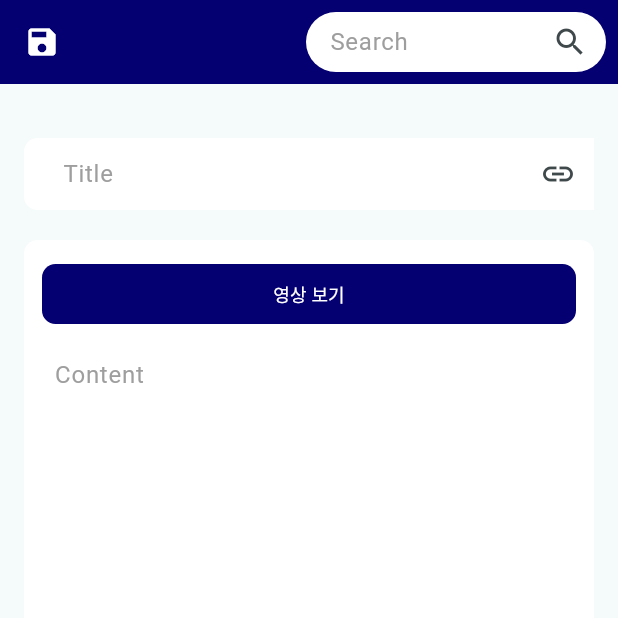
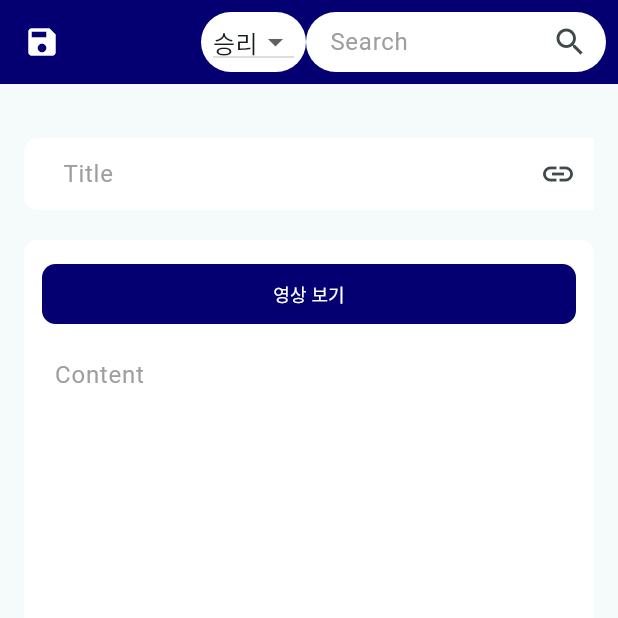
Before and after one commit to KSJ-0/playbook, a Flutter app: the DiaryPage screen opened by its route, on a phone screen of 412 x 824 dp, the top half of it. Run offline on Flutter 3.47's test engine with Material 3 defaults, Android fonts, the phone set to English and light mode, and no system bars; our stand-ins replace cloud_firestore, firebase_core; accounts and stored records are empty; generated files the repository leaves out were written again.

Commit message:
feat/경기 결과 선택 드롭다운버튼

```diff
--- a/lib/diary.dart
+++ b/lib/diary.dart
@@ -18,12 +18,16 @@ class _MyDiaryPageState extends State<DiaryPage> {
   final TextEditingController _contentController = TextEditingController();
   final TextEditingController _linkController = TextEditingController();
 
+  final _results = ['승리', '패배'];
   String docId = '';
   String link = '';
+  String? _result; //경기 결과 저장
+
 
   void initState() {
     super.initState();
     setState(() {
+      _result = '승리';
     });
   }
 
@@ -34,6 +38,7 @@ class _MyDiaryPageState extends State<DiaryPage> {
         'content': _contentController.text,
         'createdAt': FieldValue.serverTimestamp(),
         'link': link,
+        'result': _result,
       });
       docId = doc.id;
     } catch(e) {
@@ -66,7 +71,33 @@ class _MyDiaryPageState extends State<DiaryPage> {
           Padding(
           padding: const EdgeInsets.symmetric(horizontal: 8.0, vertical:8.0),
           child:
-            Container( //검색 창 컨테이너
+            Row(
+              children: [
+                 Container( //검색 창 컨테이너
+                 padding: EdgeInsets.symmetric(vertical: 2.0, horizontal: 8.0),
+              width: 70,
+              decoration: BoxDecoration(
+                borderRadius: BorderRadius.circular(20.0),
+                color: Colors.white,
+              ),
+              child :
+                DropdownButton( //팀 선택 버튼
+                  dropdownColor: Colors.white,
+                  value: _result,
+                  items: _results.map((e) => DropdownMenuItem(
+                    value: e,
+                    child: Text(e),
+                  ))
+                    .toList(),
+                  onChanged: (value) {
+                    setState(() {
+                      _result = value!;
+                    });
+                  }
+                ),
+              ),
+              const SizedBox(width: 0.0,),
+              Container( //검색 창 컨테이너
               width: 200,
               decoration: BoxDecoration(
                 borderRadius: BorderRadius.circular(20.0),
@@ -99,6 +130,9 @@ class _MyDiaryPageState extends State<DiaryPage> {
               ]
               )
             )
+              ],
+            )
+
           )
         ],
       ),
```
